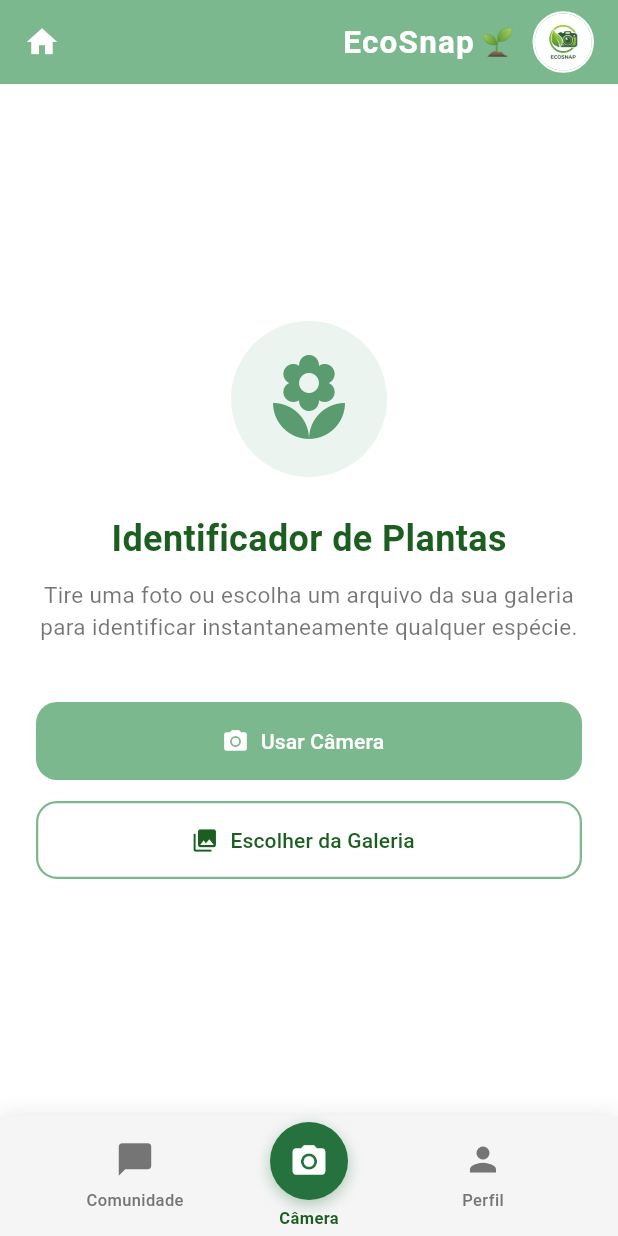
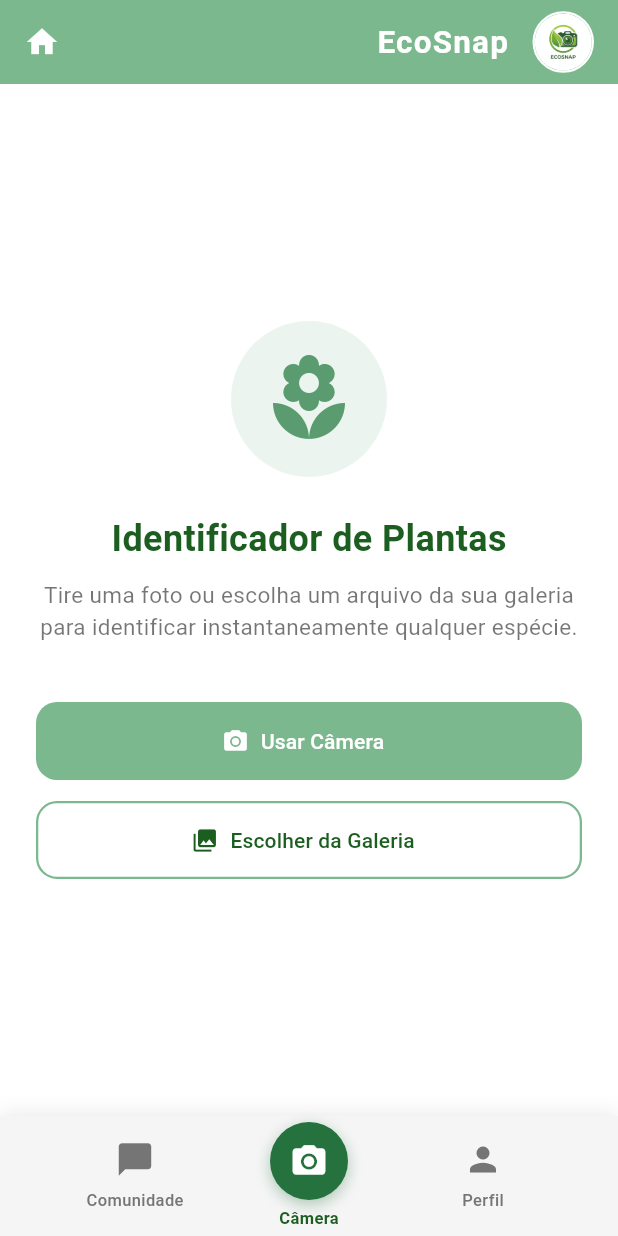
Before and after one commit to AliceBiju/Ecosnap, a Flutter app: the screen it shows after launch, item 2 of the bottom bar chosen, on a phone screen of 412 x 824 dp. Run offline on Flutter 3.47's test engine with Material 3 defaults, Android fonts, the phone set to English and light mode, and no system bars; our stand-ins replace camera, carousel_slider, cloud_firestore, firebase_core, image_picker, shared_preferences; missing offline and left inert: dart:js_interop; accounts and stored records are empty; generated files the repository leaves out were written again.

Commit message:
remoção da planta no nome 'ecosnap'

```diff
--- a/lib/layout/main_layout.dart
+++ b/lib/layout/main_layout.dart
@@ -110,7 +110,7 @@ class MainLayout extends StatelessWidget {
                             ),
                           ),
                           const SizedBox(width: 4),
-                          const Text("🌱", style: TextStyle(fontSize: 18)),
+                          const Text("", style: TextStyle(fontSize: 18)),
                         ],
                       ),
                     )
@@ -133,7 +133,6 @@ class MainLayout extends StatelessWidget {
                         ),
                       ),
                       const SizedBox(width: 4),
-                      const Text("🌱", style: TextStyle(fontSize: 18)),
                       const SizedBox(width: 12),
                       Container(
                         decoration: BoxDecoration(
```
